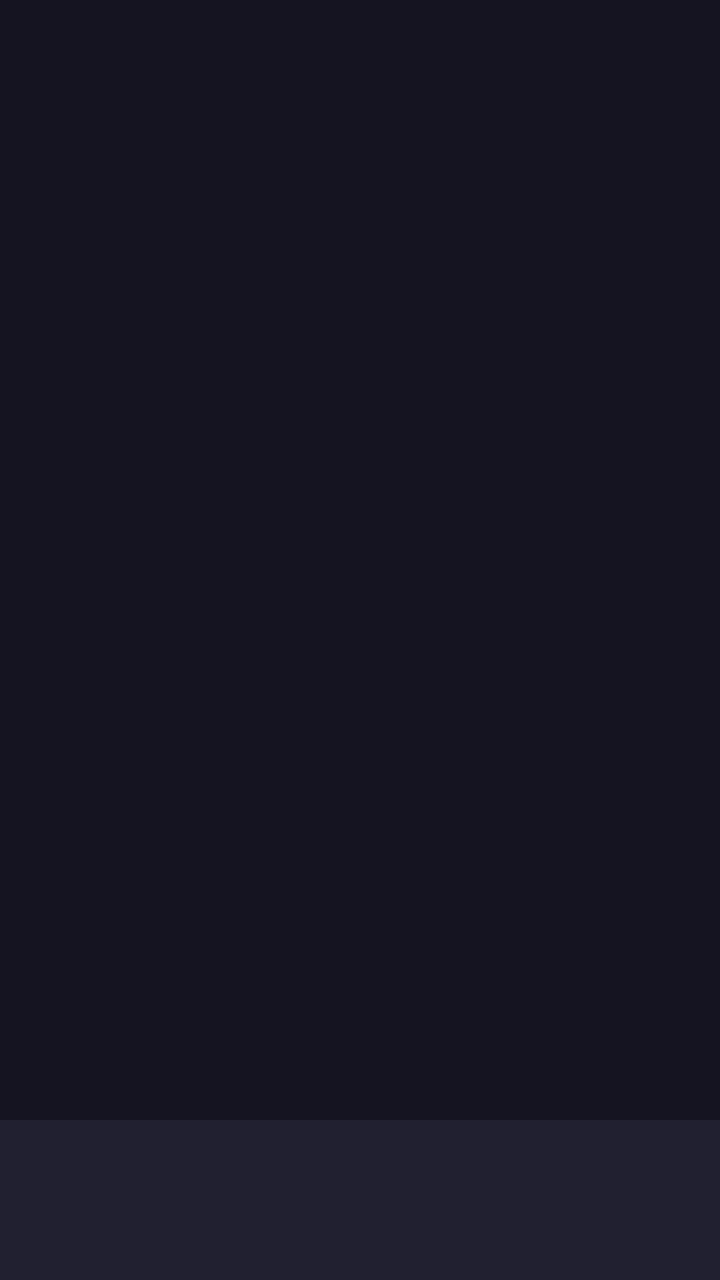
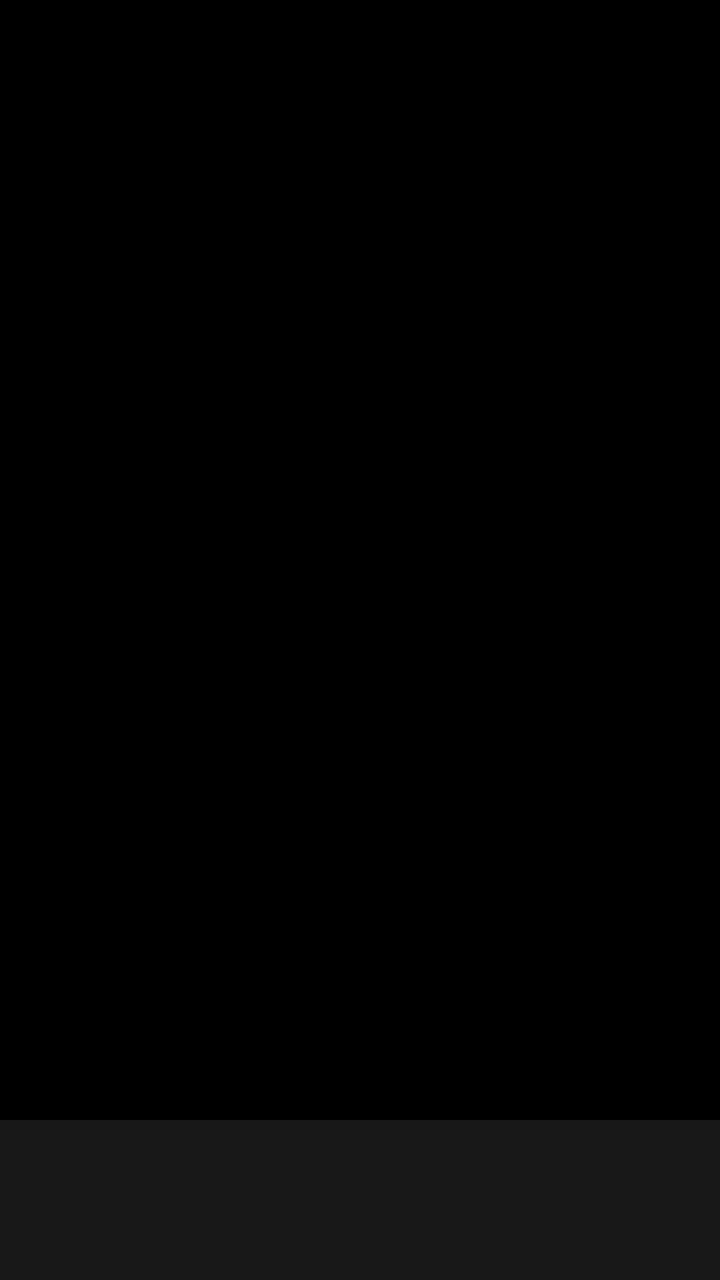

An Android layout rendered at two revisions. The XML below is the earlier revision; the diff shows what the commit changed to produce the second picture.
<!-- AndroidManifest.xml: application theme Theme.QLTV -->
<!-- res/layout/activity_main.xml -->
<?xml version="1.0" encoding="utf-8"?>
<androidx.constraintlayout.widget.ConstraintLayout xmlns:android="http://schemas.android.com/apk/res/android"
    xmlns:app="http://schemas.android.com/apk/res-auto"
    xmlns:tools="http://schemas.android.com/tools"
    android:id="@+id/main"
    android:layout_width="match_parent"
    android:layout_height="match_parent"
    android:background="#151421"
    tools:context=".MainActivity">

    
    <FrameLayout
        android:id="@+id/fragment_container"
        android:layout_width="match_parent"
        android:layout_height="0dp"
        app:layout_constraintBottom_toTopOf="@id/bottom_navigation"
        app:layout_constraintEnd_toEndOf="parent"
        app:layout_constraintStart_toStartOf="parent"
        app:layout_constraintTop_toTopOf="parent" />

    
    <com.google.android.material.bottomnavigation.BottomNavigationView
        android:id="@+id/bottom_navigation"
        android:layout_width="match_parent"
        android:layout_height="wrap_content"
        android:background="#212030"
        app:itemIconTint="@color/nav_item_color"
        app:itemTextColor="@color/nav_item_color"
        app:labelVisibilityMode="labeled"
        app:layout_constraintBottom_toBottomOf="parent"
        app:layout_constraintEnd_toEndOf="parent"
        app:layout_constraintStart_toStartOf="parent" />

</androidx.constraintlayout.widget.ConstraintLayout>
<!-- resources referenced by this layout -->
<resources>
  <style name="Theme.QLTV" parent="Base.Theme.QLTV" />
  <style name="Base.Theme.QLTV" parent="Theme.Material3.DayNight.NoActionBar">
          
          
      </style>
</resources>

<!-- the commit's change to res/layout/activity_main.xml (unified diff, before → after) -->
@@ -5,7 +5,7 @@
     android:id="@+id/main"
     android:layout_width="match_parent"
     android:layout_height="match_parent"
-    android:background="#151421"
+    android:background="#000000"
     tools:context=".MainActivity">
 
     
@@ -23,7 +23,7 @@
         android:id="@+id/bottom_navigation"
         android:layout_width="match_parent"
         android:layout_height="wrap_content"
-        android:background="#212030"
+        android:background="#181818"
         app:itemIconTint="@color/nav_item_color"
         app:itemTextColor="@color/nav_item_color"
         app:labelVisibilityMode="labeled"
